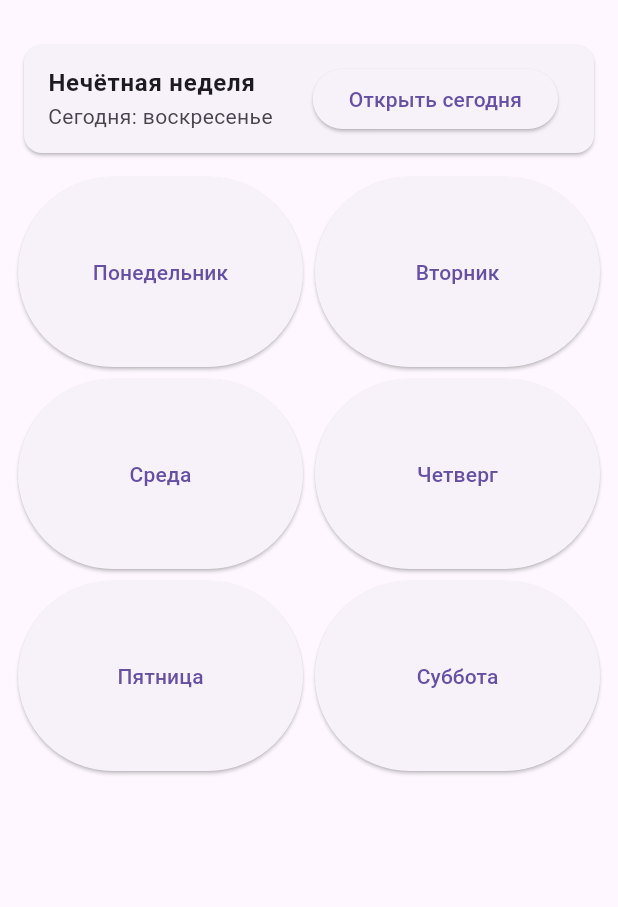
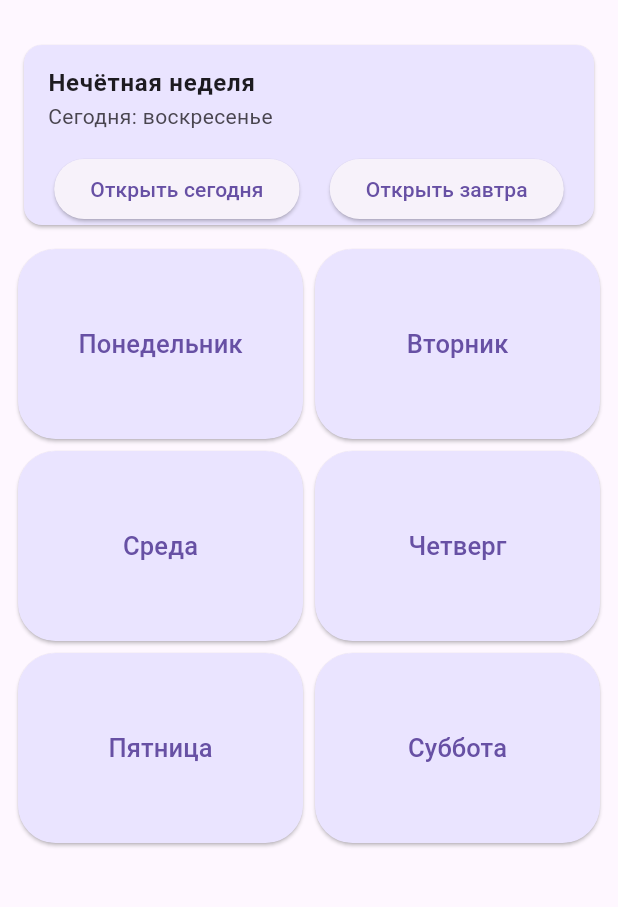
Before and after one commit to therus2/jurnale, a Flutter app: the screen it shows after launch, on a phone screen of 412 x 824 dp, the part 63-970 px from its top. Run offline on Flutter 3.47's test engine with Material 3 defaults, Android fonts, the phone set to English and light mode, and no system bars; our stand-ins replace shared_preferences.

Commit message:
Готовые зхаметки и фиол стиль всё работает

```diff
--- a/assets/data/tuesday.json
+++ b/assets/data/tuesday.json
@@ -43,6 +43,6 @@
     "teacher": "Семенова Т.В",
     "room": "1307",
     "week": "both"
-  },
+  }
 
 ]
--- a/lib/main.dart
+++ b/lib/main.dart
@@ -71,6 +71,22 @@ class _HomePageState extends State<HomePage> {
     }
   }
 
+  void openTomorrow() {
+    int tomorrow = todayWeekday + 1;
+    if (tomorrow > 7) tomorrow = 1; // если воскресенье → понедельник
+
+    switch (tomorrow) {
+      case 1: Navigator.of(context).push(MaterialPageRoute(builder: (_)=>monday.DayScreen())); break;
+      case 2: Navigator.of(context).push(MaterialPageRoute(builder: (_)=>tuesday.DayScreen())); break;
+      case 3: Navigator.of(context).push(MaterialPageRoute(builder: (_)=>wednesday.DayScreen())); break;
+      case 4: Navigator.of(context).push(MaterialPageRoute(builder: (_)=>thursday.DayScreen())); break;
+      case 5: Navigator.of(context).push(MaterialPageRoute(builder: (_)=>friday.DayScreen())); break;
+      case 6: Navigator.of(context).push(MaterialPageRoute(builder: (_)=>saturday.DayScreen())); break;
+      case 7: Navigator.of(context).push(MaterialPageRoute(builder: (_)=>sunday.DayScreen())); break;
+    }
+  }
+
+
   @override
   Widget build(BuildContext context) {
     return Scaffold(
@@ -81,13 +97,28 @@ class _HomePageState extends State<HomePage> {
           crossAxisAlignment: CrossAxisAlignment.stretch,
           children: [
             Card(
-              child: ListTile(
-                title: Text(weekType, style: TextStyle(fontWeight: FontWeight.bold)),
-                subtitle: Text('Сегодня: ' + todayName),
-                trailing: ElevatedButton(
-                  child: Text('Открыть сегодня'),
-                  onPressed: openToday,
-                ),
+              color: Color.fromARGB(255, 234, 228, 255),
+              child: Column(
+                children: [
+                  ListTile(
+                    title: Text(weekType, style: TextStyle(fontWeight: FontWeight.bold)),
+                    subtitle: Text('Сегодня: $todayName'),
+                  ),
+                  Row(
+                    mainAxisAlignment: MainAxisAlignment.spaceEvenly,
+                    children: [
+                      ElevatedButton(
+                        onPressed: openToday,
+                        child: Text('Открыть сегодня'),
+                      ),
+                      ElevatedButton(
+                        onPressed: openTomorrow,
+                        child: Text('Открыть завтра'),
+                      ),
+
+                    ],
+                  ),
+                ],
               ),
             ),
             SizedBox(height:12),
@@ -100,27 +131,75 @@ class _HomePageState extends State<HomePage> {
                 children: [
                   ElevatedButton(
                       onPressed: ()=>Navigator.of(context).push(MaterialPageRoute(builder: (_)=>monday.DayScreen())),
-                      child: Text('Понедельник')
+                      child: Text('Понедельник', style: TextStyle(fontSize: 17),),
+                      style: ButtonStyle(
+                        backgroundColor: MaterialStateProperty.all(Color.fromARGB(255, 234, 228, 255)),
+                        shape: MaterialStateProperty.all(
+                          RoundedRectangleBorder(
+                            borderRadius: BorderRadius.circular(25),
+                          ),
+                        ),
+                      ),
                   ),
                   ElevatedButton(
                       onPressed: ()=>Navigator.of(context).push(MaterialPageRoute(builder: (_)=>tuesday.DayScreen())),
-                      child: Text('Вторник')
+                      child: Text('Вторник', style: TextStyle(fontSize: 17),),
+                      style: ButtonStyle(
+                        backgroundColor: MaterialStateProperty.all(Color.fromARGB(255, 234, 228, 255)),
+                        shape: MaterialStateProperty.all(
+                          RoundedRectangleBorder(
+                            borderRadius: BorderRadius.circular(25),
+                          ),
+                        ),
+                      ),
                   ),
                   ElevatedButton(
                       onPressed: ()=>Navigator.of(context).push(MaterialPageRoute(builder: (_)=>wednesday.DayScreen())),
-                      child: Text('Среда')
+                      child: Text('Среда', style: TextStyle(fontSize: 17),),
+                      style: ButtonStyle(
+                        backgroundColor: MaterialStateProperty.all(Color.fromARGB(255, 234, 228, 255)),
+                        shape: MaterialStateProperty.all(
+                          RoundedRectangleBorder(
+                            borderRadius: BorderRadius.circular(25),
+                          ),
+                        ),
+                      ),
                   ),
                   ElevatedButton(
                       onPressed: ()=>Navigator.of(context).push(MaterialPageRoute(builder: (_)=>thursday.DayScreen())),
-                      child: Text('Четверг')
+                      child: Text('Четверг', style: TextStyle(fontSize: 17),),
+                      style: ButtonStyle(
+                        backgroundColor: MaterialStateProperty.all(Color.fromARGB(255, 234, 228, 255)),
+                        shape: MaterialStateProperty.all(
+                          RoundedRectangleBorder(
+                            borderRadius: BorderRadius.circular(25),
+                          ),
+                        ),
+                      ),
                   ),
                   ElevatedButton(
                       onPressed: ()=>Navigator.of(context).push(MaterialPageRoute(builder: (_)=>friday.DayScreen())),
-                      child: Text('Пятница')
+                      child: Text('Пятница', style: TextStyle(fontSize: 17),),
+                      style: ButtonStyle(
+                        backgroundColor: MaterialStateProperty.all(Color.fromARGB(255, 234, 228, 255)),
+                        shape: MaterialStateProperty.all(
+                          RoundedRectangleBorder(
+                            borderRadius: BorderRadius.circular(25),
+                          ),
+                        ),
+                      ),
                   ),
                   ElevatedButton(
                       onPressed: ()=>Navigator.of(context).push(MaterialPageRoute(builder: (_)=>saturday.DayScreen())),
-                      child: Text('Суббота')
+                      child: Text('Суббота', style: TextStyle(fontSize: 17),),
+                      style: ButtonStyle(
+                        backgroundColor: MaterialStateProperty.all(Color.fromARGB(255, 234, 228, 255)),
+                        shape: MaterialStateProperty.all(
+                          RoundedRectangleBorder(
+                            borderRadius: BorderRadius.circular(25),
+                          ),
+                        ),
+                      ),
                   ),
                 ],
               ),
--- a/lib/monday.dart
+++ b/lib/monday.dart
@@ -53,6 +53,7 @@ class _DayScreenState extends State<DayScreen> {
           itemBuilder: (context, i) {
             var p = pairs[i];
             return Card(
+              color: Color.fromARGB(255, 234, 228, 255),
               margin: EdgeInsets.symmetric(horizontal:12, vertical:6),
               child: ListTile(
                 title: Text('${p.index}. ${p.subject}'), // Исправлено
--- a/pubspec.yaml
+++ b/pubspec.yaml
@@ -9,8 +9,8 @@ environment:
 dependencies:
   flutter:
     sdk: flutter
-  shared_preferences: ^2.0.15
-  intl: ^0.18.0
+  shared_preferences: ^2.5.3
+  intl: ^0.20.2
 
 flutter:
   uses-material-design: true
```
Also changed, not shown: lib/pair_detail.dart (+46 -62 lines), pubspec.lock, 4 other files.
